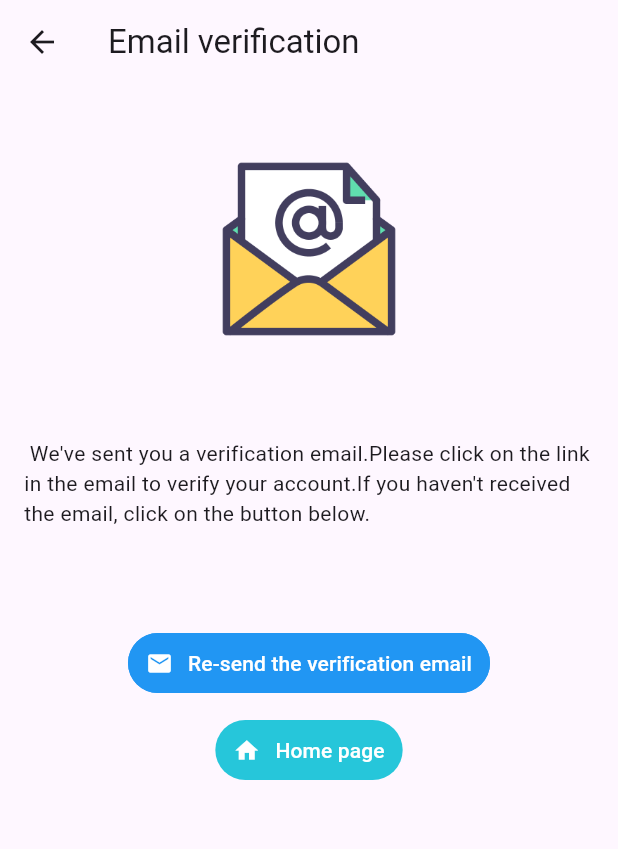
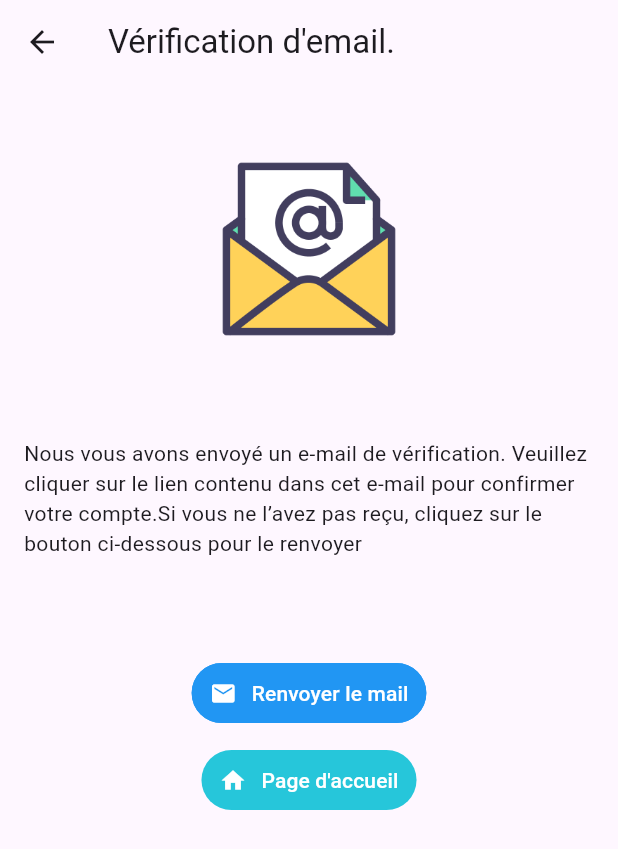
Before and after one commit to PenseeExprimee/RappelleMoi, a Flutter app: the VerifEmail screen opened directly, on a phone screen of 412 x 824 dp. Shown: the top 849 px of the screen. Run offline on Flutter 3.47's test engine with Material 3 defaults, Android fonts, the phone set to English and light mode, and no system bars; our stand-ins replace bloc, cloud_firestore, firebase_auth, firebase_core, flutter_bloc, flutter_datetime_picker_plus and 4 more; accounts and stored records are empty; network calls fail.

Commit message:
Fix issues

```diff
--- a/lib/services/crud/notification.dart
+++ b/lib/services/crud/notification.dart
@@ -331,7 +331,7 @@ class LocalNotesService {
         final results = await db.query(
           notificationTable,
           limit: 1,
-          where : 'id =?',
+          where : 'note_id =?',
           whereArgs: [localNote.cloudNoteId],
         );
         return Future.value(results[0]["id"] as int);
@@ -341,7 +341,7 @@ class LocalNotesService {
 
     } catch (e){
       devtools.log("Error during the creation of the notification in local database: $e");
-      throw CouldNotCreateNote();
+      throw CouldNotCreateNotification();
     }
   }
 
--- a/lib/views/notes/create_or_update_view.dart
+++ b/lib/views/notes/create_or_update_view.dart
@@ -269,7 +269,7 @@ class _CreateOrUpdateNotesViewState extends State<CreateOrUpdateNotesView> {
                       maxLength: 100,
                       maxLines: null, //the text space expands when the user is typing
                       decoration: const InputDecoration(
-                        hintText: 'Enter your note...',
+                        hintText: 'Entre ta note...',
                         prefixIcon: Icon(Icons.note_alt_sharp),
                         border: OutlineInputBorder(
                             borderRadius: BorderRadius.all(Radius.circular(10.0))
--- a/lib/views/verification_email_view.dart
+++ b/lib/views/verification_email_view.dart
@@ -22,7 +22,7 @@ class VerifEmail extends StatelessWidget {
       },
       child: Scaffold(
         appBar: AppBar(
-          title: const Text("Email verification"),
+          title: const Text("Vérification d'email."),
         ),
         body: Column(
           children: [
@@ -39,7 +39,7 @@ class VerifEmail extends StatelessWidget {
             const Padding(
               padding: EdgeInsets.all(16.0),
               child: Text(
-                  " We've sent you a verification email.Please click on the link in the email to verify your account.If you haven't received the email, click on the button below."),
+                  "Nous vous avons envoyé un e-mail de vérification. Veuillez cliquer sur le lien contenu dans cet e-mail pour confirmer votre compte.Si vous ne l’avez pas reçu, cliquez sur le bouton ci-dessous pour le renvoyer"),
             ),
             const SizedBox(height: 50),
             TextButton(
@@ -64,7 +64,7 @@ class VerifEmail extends StatelessWidget {
                   children: [
                     Icon(Icons.mail),
                     SizedBox(width: 10),
-                    Text('Re-send the verification email')
+                    Text('Renvoyer le mail')
                   ],
                 )),
             const SizedBox(height: 10),
@@ -85,7 +85,7 @@ class VerifEmail extends StatelessWidget {
                   children: [
                     Icon(Icons.home),
                     SizedBox(width: 10),
-                    Text("Home page")
+                    Text("Page d'accueil")
                   ],
                 ))
           ],
```
Also changed, not shown: flutter_01.png (added), flutter_02.png (added), flutter_03.png (added).
